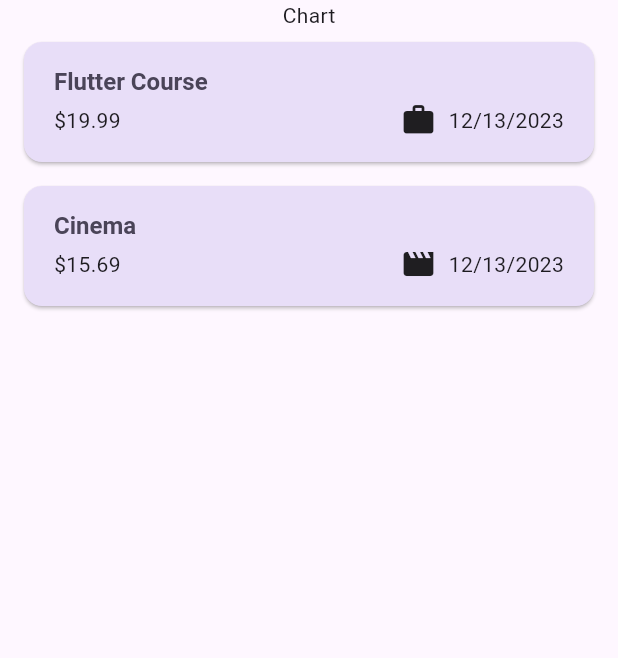
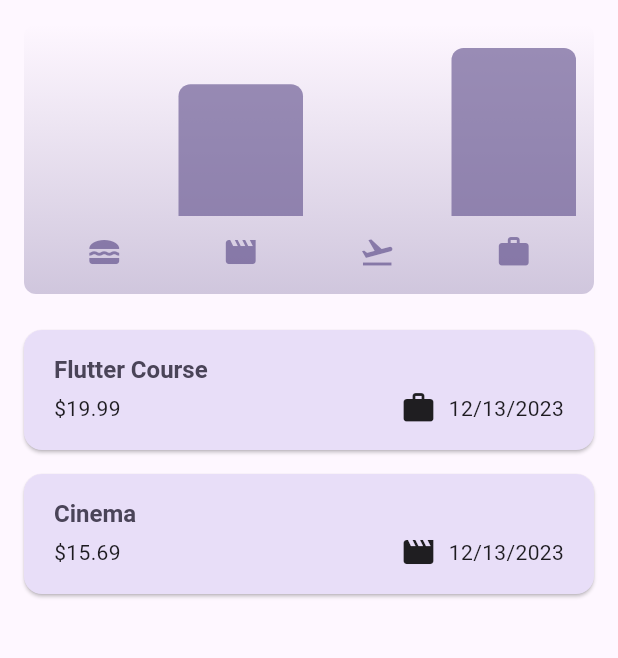
Before and after one commit to PrabhjotCngh/FlutterExpenseTrackerApp, a Flutter app: the screen it shows after launch, on a phone screen of 412 x 824 dp, the part 84-742 px from its top. Run offline on Flutter 3.47's test engine with Material 3 defaults, Android fonts, the phone set to English and light mode, and no system bars.

Commit message:
Added custom charts according to different expenses

```diff
--- a/expense_tracker/lib/models/expense.dart
+++ b/expense_tracker/lib/models/expense.dart
@@ -35,3 +35,28 @@ class Expense {
 
   String get formattedDate => formatter.format(date);
 }
+
+class ExpenseBucket {
+  const ExpenseBucket({
+    required this.category,
+    required this.expenses,
+  });
+
+  ExpenseBucket.forCategory(
+    List<Expense> allExpenses,
+    this.category,
+  ) : expenses = allExpenses
+            .where((expense) => expense.category == category)
+            .toList();
+
+  final Category category;
+  final List<Expense> expenses;
+
+  double get totalExpenses {
+    double sum = 0;
+    for (final expense in expenses) {
+      sum += expense.amount;
+    }
+    return sum;
+  }
+}
--- /dev/null
+++ b/expense_tracker/lib/widgets/chart/chart.dart
@@ -0,0 +1,94 @@
+import 'package:expense_tracker/widgets/chart/chart_bar.dart';
+import 'package:flutter/material.dart';
+import 'package:expense_tracker/models/expense.dart';
+
+class Chart extends StatelessWidget {
+  const Chart({super.key, required this.expenses});
+
+  final List<Expense> expenses;
+
+  List<ExpenseBucket> get buckets {
+    return [
+      ExpenseBucket.forCategory(expenses, Category.food),
+      ExpenseBucket.forCategory(expenses, Category.leisure),
+      ExpenseBucket.forCategory(expenses, Category.travel),
+      ExpenseBucket.forCategory(expenses, Category.work),
+    ];
+  }
+
+  double get maxTotalExpense {
+    double maxTotalExpense = 0;
+
+    for (final bucket in buckets) {
+      if (bucket.totalExpenses > maxTotalExpense) {
+        maxTotalExpense = bucket.totalExpenses;
+      }
+    }
+
+    return maxTotalExpense;
+  }
+
+  @override
+  Widget build(BuildContext context) {
+    final isDarkMode =
+        MediaQuery.of(context).platformBrightness == Brightness.dark;
+    return Container(
+      margin: const EdgeInsets.all(16),
+      padding: const EdgeInsets.symmetric(
+        vertical: 16,
+        horizontal: 8,
+      ),
+      width: double.infinity,
+      height: 180,
+      decoration: BoxDecoration(
+        borderRadius: BorderRadius.circular(8),
+        gradient: LinearGradient(
+          colors: [
+            Theme.of(context).colorScheme.primary.withOpacity(0.3),
+            Theme.of(context).colorScheme.primary.withOpacity(0.0)
+          ],
+          begin: Alignment.bottomCenter,
+          end: Alignment.topCenter,
+        ),
+      ),
+      child: Column(
+        children: [
+          Expanded(
+            child: Row(
+              crossAxisAlignment: CrossAxisAlignment.end,
+              children: [
+                for (final bucket in buckets) // alternative to map()
+                  ChartBar(
+                    fill: bucket.totalExpenses == 0
+                        ? 0
+                        : bucket.totalExpenses / maxTotalExpense,
+                  )
+              ],
+            ),
+          ),
+          const SizedBox(height: 12),
+          Row(
+            children: buckets
+                .map(
+                  (bucket) => Expanded(
+                    child: Padding(
+                      padding: const EdgeInsets.symmetric(horizontal: 4),
+                      child: Icon(
+                        categoryIcons[bucket.category],
+                        color: isDarkMode
+                            ? Theme.of(context).colorScheme.secondary
+                            : Theme.of(context)
+                                .colorScheme
+                                .primary
+                                .withOpacity(0.7),
+                      ),
+                    ),
+                  ),
+                )
+                .toList(),
+          )
+        ],
+      ),
+    );
+  }
+}
--- /dev/null
+++ b/expense_tracker/lib/widgets/chart/chart_bar.dart
@@ -0,0 +1,34 @@
+import 'package:flutter/material.dart';
+
+class ChartBar extends StatelessWidget {
+  const ChartBar({
+    super.key,
+    required this.fill,
+  });
+
+  final double fill;
+
+  @override
+  Widget build(BuildContext context) {
+    final isDarkMode =
+        MediaQuery.of(context).platformBrightness == Brightness.dark;
+    return Expanded(
+      child: Padding(
+        padding: const EdgeInsets.symmetric(horizontal: 4),
+        child: FractionallySizedBox(
+          heightFactor: fill,
+          child: DecoratedBox(
+            decoration: BoxDecoration(
+              shape: BoxShape.rectangle,
+              borderRadius:
+                  const BorderRadius.vertical(top: Radius.circular(8)),
+              color: isDarkMode
+                  ? Theme.of(context).colorScheme.secondary
+                  : Theme.of(context).colorScheme.primary.withOpacity(0.65),
+            ),
+          ),
+        ),
+      ),
+    );
+  }
+}
--- a/expense_tracker/lib/widgets/expenses.dart
+++ b/expense_tracker/lib/widgets/expenses.dart
@@ -1,4 +1,5 @@
 import 'package:expense_tracker/models/expense.dart';
+import 'package:expense_tracker/widgets/chart/chart.dart';
 import 'package:expense_tracker/widgets/expenses_list/expenses_list.dart';
 import 'package:expense_tracker/widgets/new_expense.dart';
 import 'package:flutter/material.dart';
@@ -89,7 +90,7 @@ class _ExpensesState extends State<Expenses> {
       ),
       body: Column(
         children: [
-          const Text('Chart'),
+          Chart(expenses: _registeredExpenses),
           Expanded(
             child: mainContent,
           ),
```
